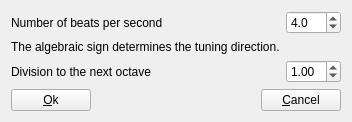
davy7125/polyphone, file sources/editor/tools/celeste_tuning/toolcelestetuning_gui.ui: the form before one commit.
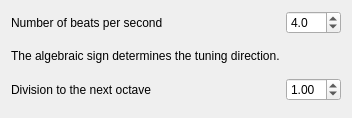
The form after the commit.

Commit message:
Button order in dialogs
Closes #322

What changed in the file:
```diff
--- a/sources/editor/tools/celeste_tuning/toolcelestetuning_gui.ui
+++ b/sources/editor/tools/celeste_tuning/toolcelestetuning_gui.ui
@@ -22,35 +22,7 @@
     </widget>
    </item>
    <item row="3" column="0" colspan="3">
-    <layout class="QHBoxLayout" name="horizontalLayout">
-     <item>
-      <widget class="QPushButton" name="pushOk">
-       <property name="text">
-        <string>&amp;Ok</string>
-       </property>
-      </widget>
-     </item>
-     <item>
-      <spacer name="horizontalSpacer">
-       <property name="orientation">
-        <enum>Qt::Horizontal</enum>
-       </property>
-       <property name="sizeHint" stdset="0">
-        <size>
-         <width>40</width>
-         <height>20</height>
-        </size>
-       </property>
-      </spacer>
-     </item>
-     <item>
-      <widget class="QPushButton" name="pushCancel">
-       <property name="text">
-        <string>&amp;Cancel</string>
-       </property>
-      </widget>
-     </item>
-    </layout>
+    <widget class="QDialogButtonBox" name="buttonBox"/>
    </item>
    <item row="1" column="0" colspan="2">
     <widget class="QLabel" name="label_2">
```
Left out of the diff: 2 changed lines with no effect on the pictures. The commit also changes 89 other files.
